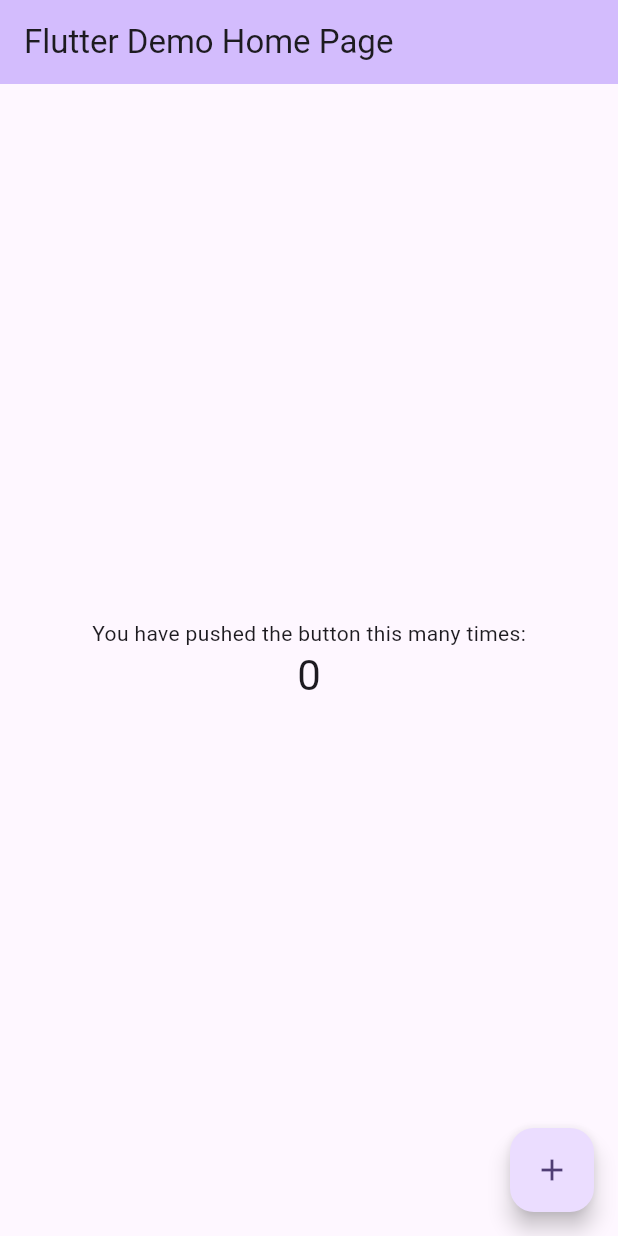
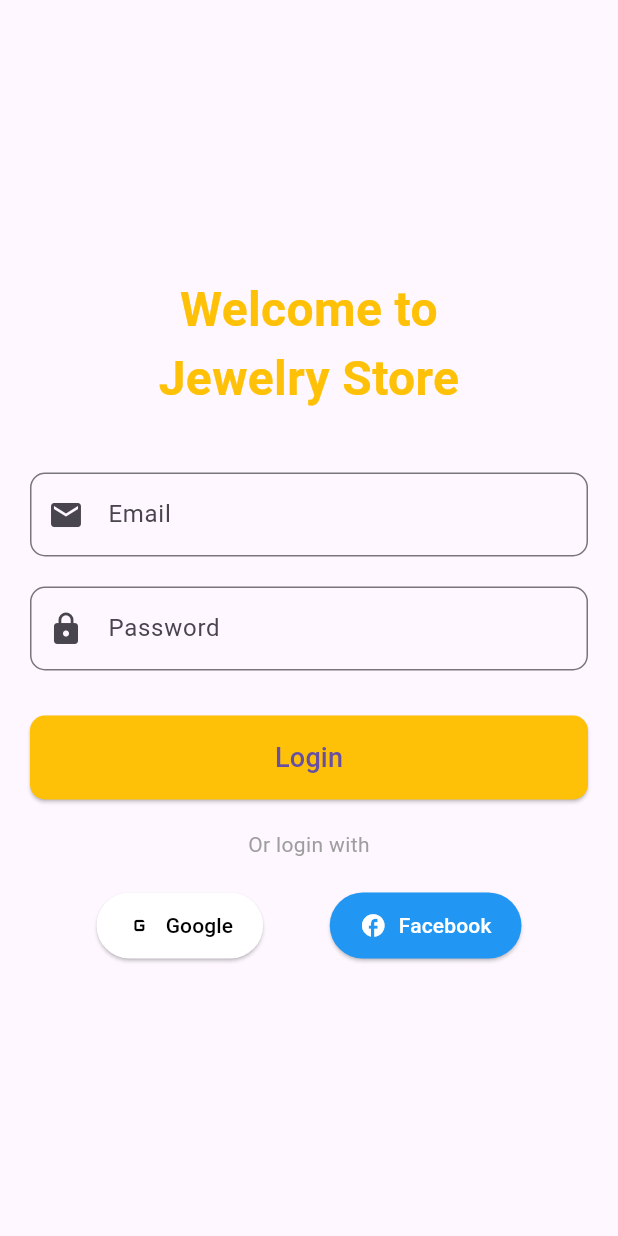
Before and after one commit to ChikotiSadhana/team-6, a Flutter app: the screen it shows after launch, on a phone screen of 412 x 824 dp. Run offline on Flutter 3.47's test engine with Material 3 defaults, Android fonts, the phone set to English and light mode, and no system bars.

Commit message:
login upload

```diff
--- a/lib/main.dart
+++ b/lib/main.dart
@@ -1,4 +1,6 @@
 import 'package:flutter/material.dart';
+import 'screens/login_screen.dart';
+import 'screens/home_screen.dart';
 
 void main() {
   runApp(const MyApp());
@@ -7,119 +9,20 @@ void main() {
 class MyApp extends StatelessWidget {
   const MyApp({super.key});
 
-  // This widget is the root of your application.
   @override
   Widget build(BuildContext context) {
     return MaterialApp(
-      title: 'Flutter Demo',
+      title: 'Jewelry E-commerce',
       theme: ThemeData(
-        // This is the theme of your application.
-        //
-        // TRY THIS: Try running your application with "flutter run". You'll see
-        // the application has a purple toolbar. Then, without quitting the app,
-        // try changing the seedColor in the colorScheme below to Colors.green
-        // and then invoke "hot reload" (save your changes or press the "hot
-        // reload" button in a Flutter-supported IDE, or press "r" if you used
-        // the command line to start the app).
-        //
-        // Notice that the counter didn't reset back to zero; the application
-        // state is not lost during the reload. To reset the state, use hot
-        // restart instead.
-        //
-        // This works for code too, not just values: Most code changes can be
-        // tested with just a hot reload.
-        colorScheme: ColorScheme.fromSeed(seedColor: Colors.deepPurple),
-        useMaterial3: true,
+        primarySwatch: Colors.amber,
+        visualDensity: VisualDensity.adaptivePlatformDensity,
       ),
-      home: const MyHomePage(title: 'Flutter Demo Home Page'),
+      initialRoute: '/',
+      routes: {
+        '/': (context) => const LoginScreen(),
+        '/home': (context) => const HomeScreen(),
+
+      },
     );
   }
 }
-
-class MyHomePage extends StatefulWidget {
-  const MyHomePage({super.key, required this.title});
-
-  // This widget is the home page of your application. It is stateful, meaning
-  // that it has a State object (defined below) that contains fields that affect
-  // how it looks.
-
-  // This class is the configuration for the state. It holds the values (in this
-  // case the title) provided by the parent (in this case the App widget) and
-  // used by the build method of the State. Fields in a Widget subclass are
-  // always marked "final".
-
-  final String title;
-
-  @override
-  State<MyHomePage> createState() => _MyHomePageState();
-}
-
-class _MyHomePageState extends State<MyHomePage> {
-  int _counter = 0;
-
-  void _incrementCounter() {
-    setState(() {
-      // This call to setState tells the Flutter framework that something has
-      // changed in this State, which causes it to rerun the build method below
-      // so that the display can reflect the updated values. If we changed
-      // _counter without calling setState(), then the build method would not be
-      // called again, and so nothing would appear to happen.
-      _counter++;
-    });
-  }
-
-  @override
-  Widget build(BuildContext context) {
-    // This method is rerun every time setState is called, for instance as done
-    // by the _incrementCounter method above.
-    //
-    // The Flutter framework has been optimized to make rerunning build methods
-    // fast, so that you can just rebuild anything that needs updating rather
-    // than having to individually change instances of widgets.
-    return Scaffold(
-      appBar: AppBar(
-        // TRY THIS: Try changing the color here to a specific color (to
-        // Colors.amber, perhaps?) and trigger a hot reload to see the AppBar
-        // change color while the other colors stay the same.
-        backgroundColor: Theme.of(context).colorScheme.inversePrimary,
-        // Here we take the value from the MyHomePage object that was created by
-        // the App.build method, and use it to set our appbar title.
-        title: Text(widget.title),
-      ),
-      body: Center(
-        // Center is a layout widget. It takes a single child and positions it
-        // in the middle of the parent.
-        child: Column(
-          // Column is also a layout widget. It takes a list of children and
-          // arranges them vertically. By default, it sizes itself to fit its
-          // children horizontally, and tries to be as tall as its parent.
-          //
-          // Column has various properties to control how it sizes itself and
-          // how it positions its children. Here we use mainAxisAlignment to
-          // center the children vertically; the main axis here is the vertical
-          // axis because Columns are vertical (the cross axis would be
-          // horizontal).
-          //
-          // TRY THIS: Invoke "debug painting" (choose the "Toggle Debug Paint"
-          // action in the IDE, or press "p" in the console), to see the
-          // wireframe for each widget.
-          mainAxisAlignment: MainAxisAlignment.center,
-          children: <Widget>[
-            const Text(
-              'You have pushed the button this many times:',
-            ),
-            Text(
-              '$_counter',
-              style: Theme.of(context).textTheme.headlineMedium,
-            ),
-          ],
-        ),
-      ),
-      floatingActionButton: FloatingActionButton(
-        onPressed: _incrementCounter,
-        tooltip: 'Increment',
-        child: const Icon(Icons.add),
-      ), // This trailing comma makes auto-formatting nicer for build methods.
-    );
-  }
-}
--- /dev/null
+++ b/lib/screens/login_screen.dart
@@ -0,0 +1,107 @@
+import 'package:flutter/material.dart';
+
+class LoginScreen extends StatelessWidget {
+  const LoginScreen({super.key});
+
+  @override
+  Widget build(BuildContext context) {
+    return Scaffold(
+      body: SafeArea(
+        child: Padding(
+          padding: const EdgeInsets.all(20.0),
+          child: Column(
+            mainAxisAlignment: MainAxisAlignment.center,
+            crossAxisAlignment: CrossAxisAlignment.stretch,
+            children: [
+              const Text(
+                'Welcome to\nJewelry Store',
+                style: TextStyle(
+                  fontSize: 32,
+                  fontWeight: FontWeight.bold,
+                  color: Colors.amber,
+                ),
+                textAlign: TextAlign.center,
+              ),
+              const SizedBox(height: 40),
+              TextField(
+                decoration: InputDecoration(
+                  hintText: 'Email',
+                  prefixIcon: const Icon(Icons.email),
+                  border: OutlineInputBorder(
+                    borderRadius: BorderRadius.circular(10),
+                  ),
+                ),
+              ),
+              const SizedBox(height: 20),
+              TextField(
+                obscureText: true,
+                decoration: InputDecoration(
+                  hintText: 'Password',
+                  prefixIcon: const Icon(Icons.lock),
+                  border: OutlineInputBorder(
+                    borderRadius: BorderRadius.circular(10),
+                  ),
+                ),
+              ),
+              const SizedBox(height: 30),
+              ElevatedButton(
+                onPressed: () {
+                  Navigator.pushNamed(context, '/home');
+                },
+                style: ElevatedButton.styleFrom(
+                  backgroundColor: Colors.amber,
+                  padding: const EdgeInsets.symmetric(vertical: 15),
+                  shape: RoundedRectangleBorder(
+                    borderRadius: BorderRadius.circular(10),
+                  ),
+                ),
+                child: const Text(
+                  'Login',
+                  style: TextStyle(fontSize: 18),
+                ),
+              ),
+              const SizedBox(height: 20),
+              const Text(
+                'Or login with',
+                textAlign: TextAlign.center,
+                style: TextStyle(color: Colors.grey),
+              ),
+              const SizedBox(height: 20),
+              Row(
+                mainAxisAlignment: MainAxisAlignment.spaceEvenly,
+                children: [
+                  ElevatedButton.icon(
+                    onPressed: () {},
+                    icon: const Icon(Icons.g_mobiledata),
+                    label: const Text('Google'),
+                    style: ElevatedButton.styleFrom(
+                      backgroundColor: Colors.white,
+                      foregroundColor: Colors.black,
+                      padding: const EdgeInsets.symmetric(
+                        horizontal: 20,
+                        vertical: 12,
+                      ),
+                    ),
+                  ),
+                  ElevatedButton.icon(
+                    onPressed: () {},
+                    icon: const Icon(Icons.facebook),
+                    label: const Text('Facebook'),
+                    style: ElevatedButton.styleFrom(
+                      backgroundColor: Colors.blue,
+                      foregroundColor: Colors.white,
+                      padding: const EdgeInsets.symmetric(
+                        horizontal: 20,
+                        vertical: 12,
+                      ),
+                    ),
+                  ),
+                ],
+              ),
+            ],
+          ),
+        ),
+      ),
+    );
+  }
+}
```
Also changed, not shown: lib/screens/home_screen.dart (added, +152 -0 lines).
